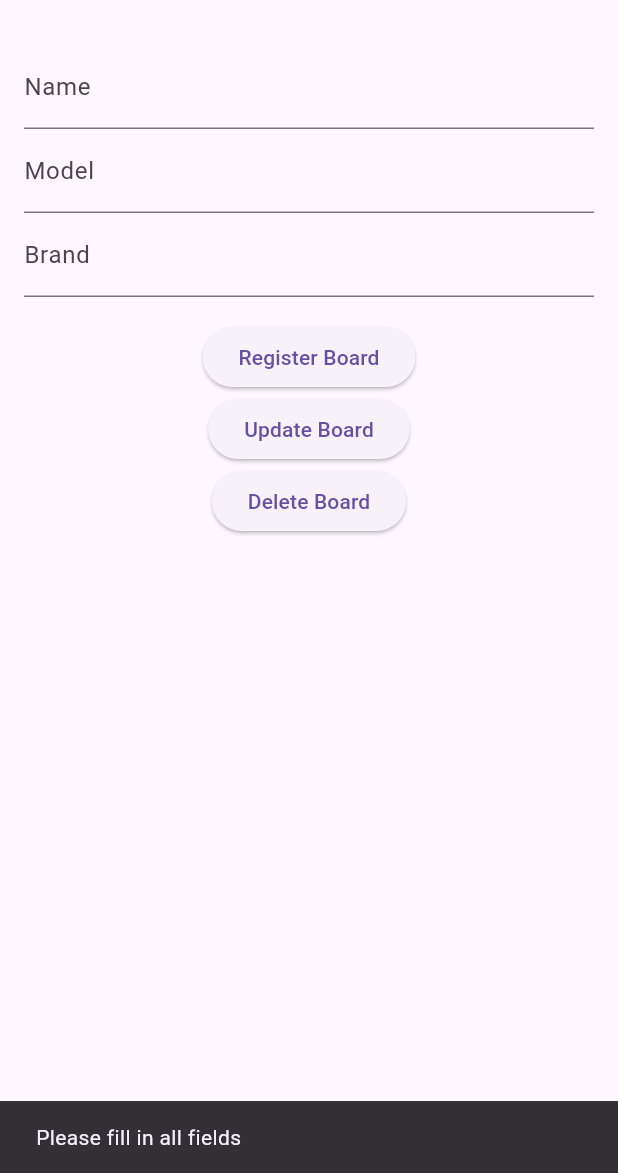
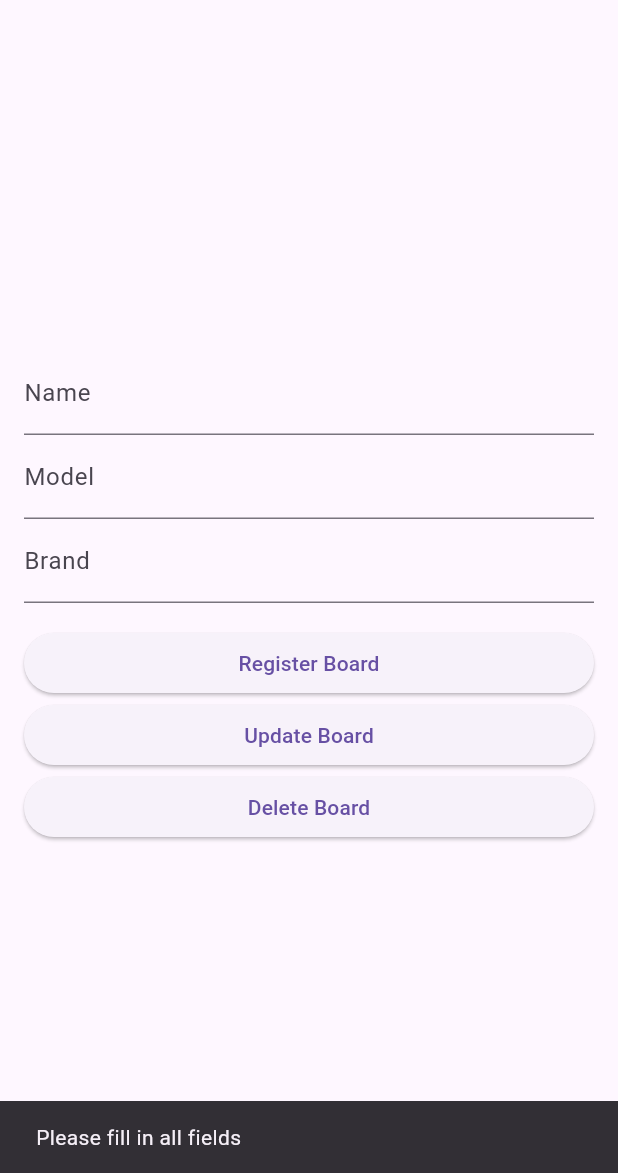
Before and after one commit to jhonilloadd/boardscomparableflutter, a Flutter app: the screen it shows after launch, after a tap on "Board Management", after a tap on "Register Board", on a phone screen of 412 x 824 dp, the part 63-1236 px from its top. Run offline on Flutter 3.47's test engine with Material 3 defaults, Android fonts, the phone set to English and light mode, and no system bars; our stand-ins replace dio, flutter_dotenv, go_router; missing offline and left inert: dart:ffi.

Commit message:
ajust structure

```diff
--- a/lib/main.dart
+++ b/lib/main.dart
@@ -1,8 +1,9 @@
-import 'package:boardscomparableflutter/api_service.dart';
+import 'package:boardscomparableflutter/services/api_service.dart';
+import 'package:boardscomparableflutter/views/home_view.dart';
 import 'package:flutter/material.dart';
 import 'package:flutter_dotenv/flutter_dotenv.dart';
 import 'package:go_router/go_router.dart';
-import 'board_management_screen.dart';
+import 'views/board_view.dart';
 
 void main() async {
   await dotenv.load();
@@ -10,11 +11,12 @@ void main() async {
 }
 
 class MyApp extends StatelessWidget {
-  MyApp({Key? key}) : super(key: key);
+  MyApp({super.key});
 
   @override
   Widget build(BuildContext context) {
     return MaterialApp.router(
+      debugShowCheckedModeBanner: false,
       routerConfig: _router,
       title: 'Management App',
       theme: ThemeData(
@@ -27,32 +29,12 @@ class MyApp extends StatelessWidget {
     routes: [
       GoRoute(
         path: '/',
-        builder: (context, state) => HomePage(),
+        builder: (context, state) => HomeView(),
       ),
       GoRoute(
         path: '/boards',
-        builder: (context, state) => BoardManagementScreen(new ApiService()),
+        builder: (context, state) => BoardView(new ApiService()),
       ),
     ],
   );
 }
-
-class HomePage extends StatelessWidget {
-  @override
-  Widget build(BuildContext context) {
-    return Scaffold(
-      appBar: AppBar(title: Text('Home')),
-      body: Center(
-        child: Column(
-          mainAxisAlignment: MainAxisAlignment.center,
-          children: [
-            ElevatedButton(
-              onPressed: () => GoRouter.of(context).go('/boards'),
-              child: Text('Board Management'),
-            ),
-          ],
-        ),
-      ),
-    );
-  }
-}
--- /dev/null
+++ b/lib/model/board.dart
@@ -0,0 +1,21 @@
+import 'dart:ffi';
+
+class Board {
+  Int? id;
+  String? name;
+  String? model;
+  String? brand;
+
+  Board({this.id, this.name, this.model, this.brand});
+
+  Map<String, dynamic> toJson() =>
+      {"id": id, "name": name, "model": model, "brand": brand};
+
+  fromJson(Map<String, dynamic> json) {
+    return Board(
+        id: json["id"],
+        name: json["name"],
+        model: json["model"],
+        brand: json["brand"]);
+  }
+}
--- a/lib/board_management_screen.dart
+++ b/lib/views/board_view.dart
@@ -1,52 +1,58 @@
+import 'dart:ffi';
+
+import 'package:boardscomparableflutter/model/board.dart';
 import 'package:flutter/material.dart';
-import 'api_service.dart';
+import '../services/api_service.dart';
 
-class BoardManagementScreen extends StatefulWidget {
-  BoardManagementScreen(this.apiService);
+class BoardView extends StatefulWidget {
+  BoardView(this.apiService);
 
   ApiService apiService;
   @override
-  _BoardManagementScreenState createState() => _BoardManagementScreenState();
+  _BoardViewState createState() => _BoardViewState();
 }
 
-class _BoardManagementScreenState extends State<BoardManagementScreen> {
+class _BoardViewState extends State<BoardView> {
   final TextEditingController _nameController = TextEditingController();
   final TextEditingController _modelController = TextEditingController();
   final TextEditingController _brandController = TextEditingController();
-  String? _boardId;
+  Int? _boardId;
 
   @override
   Widget build(BuildContext context) {
     return Scaffold(
-      appBar: AppBar(title: Text('Board Management')),
+      appBar: AppBar(title: const Text('Board Management')),
       body: Padding(
-        padding: EdgeInsets.all(16.0),
+        padding: const EdgeInsets.all(16.0),
         child: Column(
+          mainAxisAlignment: MainAxisAlignment.center,
+          mainAxisSize: MainAxisSize.max,
+          crossAxisAlignment: CrossAxisAlignment.stretch,
           children: [
             TextField(
               controller: _nameController,
-              decoration: InputDecoration(labelText: 'Name'),
+              decoration: const InputDecoration(labelText: 'Name'),
             ),
             TextField(
               controller: _modelController,
-              decoration: InputDecoration(labelText: 'Model'),
+              decoration: const InputDecoration(labelText: 'Model'),
             ),
             TextField(
               controller: _brandController,
-              decoration: InputDecoration(labelText: 'Brand'),
+              decoration: const InputDecoration(labelText: 'Brand'),
             ),
-            SizedBox(height: 16),
+            const SizedBox(height: 16),
             ElevatedButton(
               onPressed: _registerBoard,
-              child: Text('Register Board'),
+              child: const Text('Register Board'),
             ),
             ElevatedButton(
               onPressed: _updateBoard,
-              child: Text('Update Board'),
+              child: const Text('Update Board'),
             ),
             ElevatedButton(
               onPressed: _deleteBoard,
-              child: Text('Delete Board'),
+              child: const Text('Delete Board'),
             ),
           ],
         ),
@@ -58,21 +64,21 @@ class _BoardManagementScreenState extends State<BoardManagementScreen> {
     if (_nameController.text.isEmpty ||
         _modelController.text.isEmpty ||
         _brandController.text.isEmpty) {
-      ScaffoldMessenger.of(context)
-          .showSnackBar(SnackBar(content: Text('Please fill in all fields')));
+      ScaffoldMessenger.of(context).showSnackBar(
+          const SnackBar(content: Text('Please fill in all fields')));
       return;
     }
     try {
-      final response = await widget.apiService.registerBoard({
-        'name': _nameController.text,
-        'model': _modelController.text,
-        'brand': _brandController.text,
-      });
+      var board = Board(
+          name: _nameController.text,
+          model: _modelController.text,
+          brand: _brandController.text);
+      final response = await widget.apiService.registerBoard(board);
       setState(() {
-        _boardId = response.data['id'];
+        _boardId = response.id!;
       });
       ScaffoldMessenger.of(context).showSnackBar(
-          SnackBar(content: Text('Board registered successfully')));
+          const SnackBar(content: Text('Board registered successfully')));
     } catch (e) {
       ScaffoldMessenger.of(context).showSnackBar(
           SnackBar(content: Text('Failed to register board: ${e.toString()}')));
@@ -82,7 +88,7 @@ class _BoardManagementScreenState extends State<BoardManagementScreen> {
   void _updateBoard() async {
     if (_boardId == null) {
       ScaffoldMessenger.of(context).showSnackBar(
-          SnackBar(content: Text('Please register a board first')));
+          const SnackBar(content: Text('Please register a board first')));
       return;
     }
     if (_nameController.text.isEmpty ||
@@ -93,11 +99,11 @@ class _BoardManagementScreenState extends State<BoardManagementScreen> {
       return;
     }
     try {
-      await widget.apiService.updateBoard(_boardId!, {
-        'name': _nameController.text,
-        'model': _modelController.text,
-        'brand': _brandController.text,
-      });
+      var board = Board(
+          name: _nameController.text,
+          model: _modelController.text,
+          brand: _brandController.text);
+      await widget.apiService.updateBoard(_boardId!, board);
       ScaffoldMessenger.of(context)
           .showSnackBar(SnackBar(content: Text('Board updated successfully')));
     } catch (e) {
--- /dev/null
+++ b/lib/views/home_view.dart
@@ -0,0 +1,31 @@
+import 'package:flutter/material.dart';
+import 'package:go_router/go_router.dart';
+
+class HomeView extends StatefulWidget {
+  const HomeView({super.key});
+
+  @override
+  State<HomeView> createState() => _HomeViewState();
+}
+
+class _HomeViewState extends State<HomeView> {
+  @override
+  Widget build(BuildContext context) {
+    return Scaffold(
+      appBar: AppBar(title: Text('Home')),
+      body: Center(
+        child: Column(
+          mainAxisAlignment: MainAxisAlignment.center,
+          mainAxisSize: MainAxisSize.max,
+          crossAxisAlignment: CrossAxisAlignment.stretch,
+          children: [
+            ElevatedButton(
+              onPressed: () => GoRouter.of(context).go('/boards'),
+              child: Text('Board Management'),
+            ),
+          ],
+        ),
+      ),
+    );
+  }
+}
```
Also changed, not shown: lib/api_service.dart (deleted, +0 -36 lines), lib/services/api_service.dart (added, +68 -0 lines), 4 other files.
